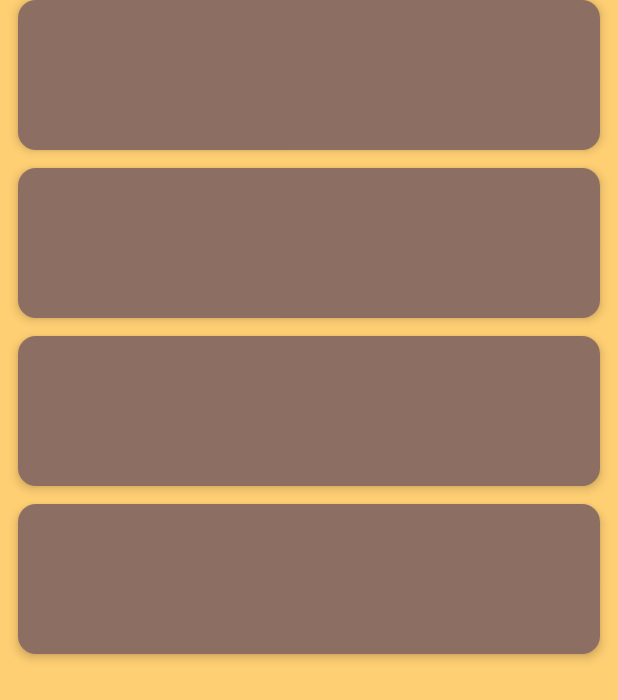
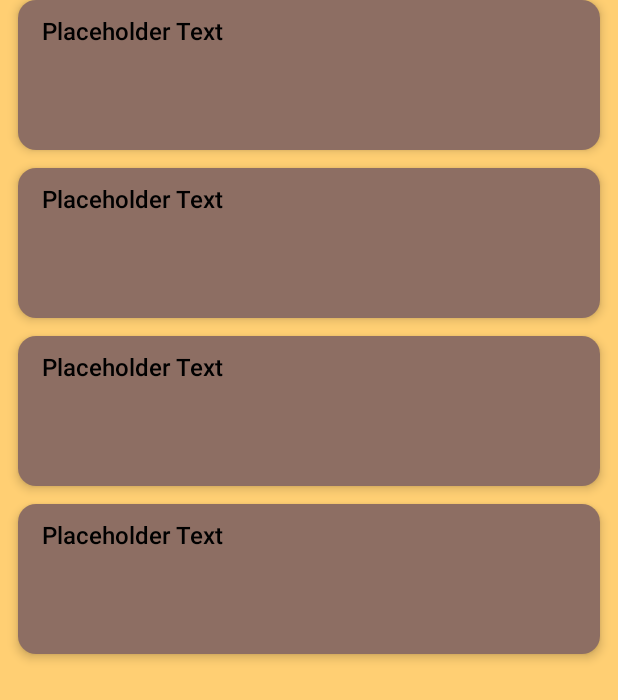
Before and after one commit to Alexman454/Bingo, an Android app built with Jetpack Compose: the screen it shows after launch (MainActivity), on a phone screen of 412 x 824 dp. Shown: the top 700 px of the screen. Run offline under Robolectric (Android 15) with nearby library versions, the phone set to English and light mode, and no system bars.

Commit message:
Мердж BingoTaskClasses.kt Создание файла TextStyles.kt для хранениястилей текста Адаптация MainActivity.kt под работу со стилями текста

```diff
--- a/app/src/main/java/com/example/bingo/MainActivity.kt
+++ b/app/src/main/java/com/example/bingo/MainActivity.kt
@@ -32,7 +32,7 @@ import androidx.compose.ui.unit.dp
 import androidx.compose.ui.unit.Dp
 import androidx.compose.ui.unit.DpOffset
 import com.example.bingo.ui.theme.BingoTheme
-
+import com.example.bingo.ui.theme.TaskTextStyle
 class MainActivity : ComponentActivity() {
     override fun onCreate(savedInstanceState: Bundle?) {
         super.onCreate(savedInstanceState)
@@ -58,7 +58,13 @@ fun SetBackgroundColor(color: Color){
 }
 
 @Composable
-fun TaskBlockTemplate(color: Color, radius: Int = 1,offsetX: Int = 0,offsetY: Dp = 0.dp){
+fun TaskBlockTemplate(
+    color: Color,
+    radius: Int = 1,
+    offsetX: Int = 0,
+    offsetY: Dp = 0.dp,
+    payload: String = "Placeholder Text"
+){
     val configuration = Resources.getSystem().configuration
     val widthDp = configuration.screenWidthDp
     //val heightDp = configuration.screenHeightDp
@@ -68,9 +74,10 @@ fun TaskBlockTemplate(color: Color, radius: Int = 1,offsetX: Int = 0,offsetY: Dp
             .absoluteOffset(x = offsetX.dp,y = offsetY),
         shadowElevation = 4.dp
     ){
-        Box(modifier = Modifier.size(width = (widthDp.dp - 16.dp), height = 100.dp))
-    }
-}
+        Box(modifier = Modifier.padding(horizontal = 16.dp, vertical = 12.dp)
+        ){
+            Text(text = payload, style = TaskTextStyle)
+    }}}
 
 @Composable
 fun getStatusBarH(): Dp {
--- /dev/null
+++ b/app/src/main/java/com/example/bingo/ui/theme/TextStyles.kt
@@ -0,0 +1,12 @@
+package com.example.bingo.ui.theme
+
+import androidx.compose.ui.text.TextStyle
+import androidx.compose.ui.text.font.FontWeight
+import androidx.compose.ui.unit.sp
+import androidx.compose.ui.graphics.Color
+
+val TaskTextStyle = TextStyle(
+    fontSize = 16.sp,
+    fontWeight = FontWeight.Medium,
+    color = Color.Black
+)
```
Also changed, not shown: app/src/main/java/com/example/bingo/BingoTaskClasses.kt (+0 -61 lines).
